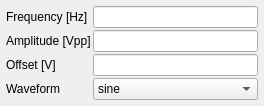
This is QDS345/DS345Settings_UI.ui in davidgrier/qacam as Qt 5 draws it before an edit. The edited form follows.
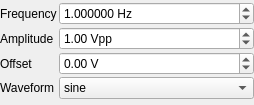
This is the edited form.

Commit message: Replace QLineEdit with QDoubleSpinBox

What changed in the file:
```diff
--- a/QDS345/DS345Settings_UI.ui
+++ b/QDS345/DS345Settings_UI.ui
@@ -6,8 +6,8 @@
    <rect>
     <x>0</x>
     <y>0</y>
-    <width>264</width>
-    <height>101</height>
+    <width>254</width>
+    <height>105</height>
    </rect>
   </property>
   <property name="windowTitle">
@@ -23,38 +23,119 @@
    <property name="verticalSpacing">
     <number>2</number>
    </property>
-   <property name="margin">
-    <number>6</number>
+   <property name="leftMargin">
+    <number>0</number>
+   </property>
+   <property name="topMargin">
+    <number>2</number>
+   </property>
+   <property name="rightMargin">
+    <number>0</number>
+   </property>
+   <property name="bottomMargin">
+    <number>2</number>
    </property>
    <item row="0" column="0">
     <widget class="QLabel" name="labelFrequency">
      <property name="text">
-      <string>Frequency [Hz]</string>
+      <string>Frequency</string>
      </property>
     </widget>
    </item>
    <item row="0" column="1">
-    <widget class="QLineEdit" name="frequency"/>
+    <widget class="QDoubleSpinBox" name="frequency">
+     <property name="sizePolicy">
+      <sizepolicy hsizetype="MinimumExpanding" vsizetype="Fixed">
+       <horstretch>0</horstretch>
+       <verstretch>0</verstretch>
+      </sizepolicy>
+     </property>
+     <property name="statusTip">
+      <string>DS345: Frequency [Hz]</string>
+     </property>
+     <property name="suffix">
+      <string> Hz</string>
+     </property>
+     <property name="decimals">
+      <number>6</number>
+     </property>
+     <property name="minimum">
+      <double>0.000010000000000</double>
+     </property>
+     <property name="maximum">
+      <double>100000.000000000000000</double>
+     </property>
+     <property name="value">
+      <double>1.000000000000000</double>
+     </property>
+    </widget>
    </item>
    <item row="1" column="0">
     <widget class="QLabel" name="labelAmplitude">
      <property name="text">
-      <string>Amplitude [Vpp]</string>
+      <string>Amplitude</string>
      </property>
     </widget>
    </item>
    <item row="1" column="1">
-    <widget class="QLineEdit" name="amplitude"/>
+    <widget class="QDoubleSpinBox" name="amplitude">
+     <property name="sizePolicy">
+      <sizepolicy hsizetype="MinimumExpanding" vsizetype="Fixed">
+       <horstretch>0</horstretch>
+       <verstretch>0</verstretch>
+      </sizepolicy>
+     </property>
+     <property name="statusTip">
+      <string>DS345: Amplitude</string>
+     </property>
+     <property name="suffix">
+      <string> Vpp</string>
+     </property>
+     <property name="minimum">
+      <double>0.010000000000000</double>
+     </property>
+     <property name="maximum">
+      <double>5.000000000000000</double>
+     </property>
+     <property name="singleStep">
+      <double>0.100000000000000</double>
+     </property>
+     <property name="value">
+      <double>1.000000000000000</double>
+     </property>
+    </widget>
    </item>
    <item row="2" column="0">
     <widget class="QLabel" name="labelOffset">
      <property name="text">
-      <string>Offset [V]</string>
+      <string>Offset</string>
      </property>
     </widget>
    </item>
    <item row="2" column="1">
-    <widget class="QLineEdit" name="offset"/>
+    <widget class="QDoubleSpinBox" name="offset">
+     <property name="sizePolicy">
+      <sizepolicy hsizetype="MinimumExpanding" vsizetype="Fixed">
+       <horstretch>0</horstretch>
+       <verstretch>0</verstretch>
+      </sizepolicy>
+     </property>
+     <property name="statusTip">
+      <string>DS345: Offset</string>
+     </property>
+     <property name="suffix">
+      <string> V</string>
+     </property>
+     <property name="minimum">
+      <double>-5.000000000000000</double>
+     </property>
+     <property name="maximum">
+      <double>5.000000000000000</double>
+     </property>
+     <property name="singleStep">
+      <double>0.100000000000000</double>
+     </property>
+    </widget>
    </item>
    <item row="3" column="0">
     <widget class="QLabel" name="labelWaveform">
@@ -65,6 +146,15 @@
    </item>
    <item row="3" column="1">
     <widget class="QComboBox" name="waveform">
+     <property name="sizePolicy">
+      <sizepolicy hsizetype="MinimumExpanding" vsizetype="Fixed">
+       <horstretch>0</horstretch>
+       <verstretch>0</verstretch>
+      </sizepolicy>
+     </property>
+     <property name="statusTip">
+      <string>DS345: Waveform</string>
+     </property>
      <item>
       <property name="text">
        <string>sine</string>
```
The commit also changes 10 other files.
